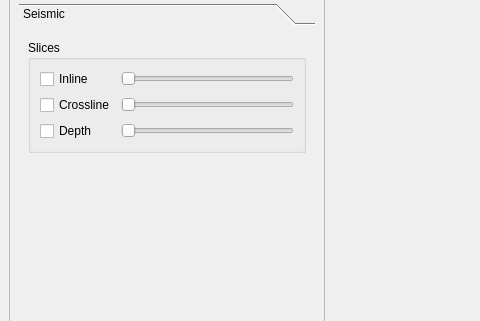
Above: development/applications/4DViewer/4DViewer/MainWindow.ui from ArchanaKathiresanHub/Geosigns-Be-Basin-Modelling before the change; both pictures show x 0 to 480 and y 119 to 440 of the 1240 by 919 pixel window. Below: the same form after it.
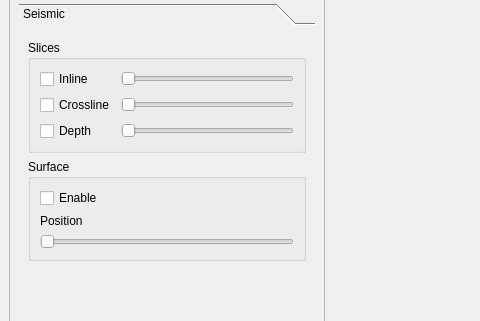
That is the form after the change. Custom widgets are drawn as their Qt base class.

What changed in the file:
```diff
--- a/development/applications/4DViewer/4DViewer/MainWindow.ui
+++ b/development/applications/4DViewer/4DViewer/MainWindow.ui
@@ -14,7 +14,7 @@
    <string>MainWindow</string>
   </property>
   <widget class="QWidget" name="centralwidget">
-   <layout class="QHBoxLayout" name="horizontalLayout_3">
+   <layout class="QVBoxLayout" name="verticalLayout_18">
     <item>
      <widget class="QSplitter" name="splitter">
       <property name="orientation">
@@ -757,16 +757,24 @@
                </layout>
               </widget>
               <widget class="QWidget" name="page_4">
+               <property name="geometry">
+                <rect>
+                 <x>0</x>
+                 <y>0</y>
+                 <width>196</width>
+                 <height>676</height>
+                </rect>
+               </property>
                <attribute name="label">
                 <string>Seismic</string>
                </attribute>
-               <layout class="QVBoxLayout" name="verticalLayout_16">
+               <layout class="QVBoxLayout" name="verticalLayout_17">
                 <item>
                  <widget class="QGroupBox" name="groupBox_4">
                   <property name="title">
                    <string>Slices</string>
                   </property>
-                  <layout class="QVBoxLayout" name="verticalLayout_15">
+                  <layout class="QVBoxLayout" name="verticalLayout_16">
                    <item>
                     <layout class="QGridLayout" name="gridLayout_5">
                      <item row="0" column="0">
@@ -816,6 +824,39 @@
                   </layout>
                  </widget>
                 </item>
+                <item>
+                 <widget class="QGroupBox" name="groupBox_5">
+                  <property name="title">
+                   <string>Surface</string>
+                  </property>
+                  <layout class="QVBoxLayout" name="verticalLayout_15">
+                   <item>
+                    <widget class="QCheckBox" name="checkBoxInterpolatedSurface">
+                     <property name="text">
+                      <string>Enable</string>
+                     </property>
+                    </widget>
+                   </item>
+                   <item>
+                    <widget class="QLabel" name="label_9">
+                     <property name="text">
+                      <string>Position</string>
+                     </property>
+                    </widget>
+                   </item>
+                   <item>
+                    <widget class="QSlider" name="sliderInterpolatedSurfacePosition">
+                     <property name="maximum">
+                      <number>200</number>
+                     </property>
+                     <property name="orientation">
+                      <enum>Qt::Horizontal</enum>
+                     </property>
+                    </widget>
+                   </item>
+                  </layout>
+                 </widget>
+                </item>
                 <item>
                  <spacer name="verticalSpacer_3">
                   <property name="orientation">
@@ -824,7 +865,7 @@
                   <property name="sizeHint" stdset="0">
                    <size>
                     <width>20</width>
-                    <height>536</height>
+                    <height>433</height>
                    </size>
                   </property>
                  </spacer>
```
Left out of the diff: 62 changed lines with no effect on the pictures.
